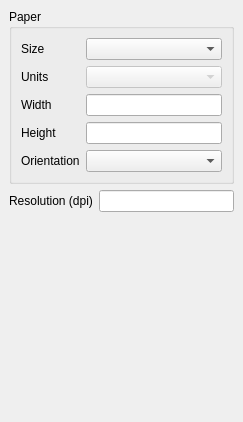
Qt form src/ui/qgscompositionbase.ui (kadas-albireo/kadas-albireo) before a commit.
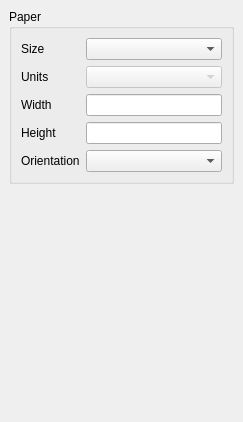
The same form after that commit.

The edit to the form file:
```diff
--- a/src/ui/qgscompositionbase.ui
+++ b/src/ui/qgscompositionbase.ui
@@ -10,9 +10,7 @@
    </rect>
   </property>
   <property name="sizePolicy" >
-   <sizepolicy>
-    <hsizetype>7</hsizetype>
-    <vsizetype>7</vsizetype>
+   <sizepolicy vsizetype="Expanding" hsizetype="Expanding" >
     <horstretch>0</horstretch>
     <verstretch>0</verstretch>
    </sizepolicy>
@@ -24,7 +22,19 @@
    <property name="margin" >
     <number>9</number>
    </property>
-   <property name="spacing" >
+   <property name="topMargin" >
+    <number>9</number>
+   </property>
+   <property name="rightMargin" >
+    <number>9</number>
+   </property>
+   <property name="bottomMargin" >
+    <number>9</number>
+   </property>
+   <property name="horizontalSpacing" >
+    <number>6</number>
+   </property>
+   <property name="verticalSpacing" >
     <number>6</number>
    </property>
    <item row="0" column="0" colspan="2" >
@@ -183,7 +193,7 @@
      </layout>
     </widget>
    </item>
-   <item row="2" column="0" colspan="2" >
+   <item rowspan="2" row="1" column="0" colspan="2" >
     <spacer>
      <property name="orientation" >
       <enum>Qt::Vertical</enum>
@@ -199,27 +209,6 @@
      </property>
     </spacer>
    </item>
-   <item row="1" column="0" >
-    <widget class="QLabel" name="textLabel1" >
-     <property name="sizePolicy" >
-      <sizepolicy>
-       <hsizetype>5</hsizetype>
-       <vsizetype>5</vsizetype>
-       <horstretch>0</horstretch>
-       <verstretch>0</verstretch>
-      </sizepolicy>
-     </property>
-     <property name="text" >
-      <string>Resolution (dpi)</string>
-     </property>
-     <property name="buddy" >
-      <cstring>mResolutionLineEdit</cstring>
-     </property>
-    </widget>
-   </item>
-   <item row="1" column="1" >
-    <widget class="QLineEdit" name="mResolutionLineEdit" />
-   </item>
   </layout>
  </widget>
  <layoutdefault spacing="6" margin="11" />
```
Left out of the diff: 50 changed lines with no effect on the pictures.
